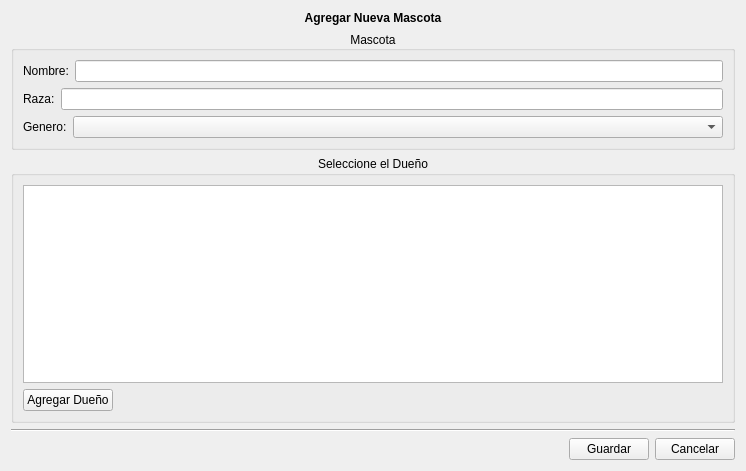
Qt form trunk/plugins/digifauno/FormAgregarMascota.ui (chungote/gestotux) before a commit.
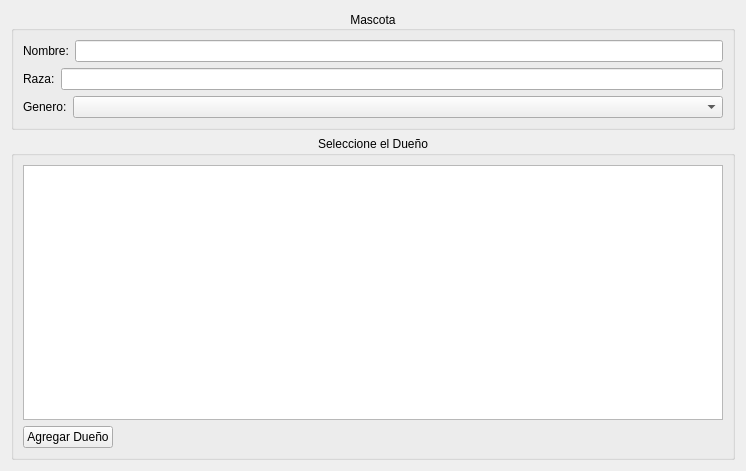
The same form after that commit.

Commit message: Agregada accion de guardar a libreria comun - Agregado sistema de barra lateral - Reformado plugins para adecuarse a la nueva interfaz

Diff of the .ui file:
```diff
--- a/trunk/plugins/digifauno/FormAgregarMascota.ui
+++ b/trunk/plugins/digifauno/FormAgregarMascota.ui
@@ -13,28 +13,6 @@
    <string>Form</string>
   </property>
   <layout class="QVBoxLayout" >
-   <item>
-    <widget class="QLabel" name="LTitulo" >
-     <property name="sizePolicy" >
-      <sizepolicy vsizetype="Minimum" hsizetype="Expanding" >
-       <horstretch>0</horstretch>
-       <verstretch>0</verstretch>
-      </sizepolicy>
-     </property>
-     <property name="text" >
-      <string>&lt;html>&lt;head>&lt;meta name="qrichtext" content="1" />&lt;style type="text/css">
-p, li { white-space: pre-wrap; }
-&lt;/style>&lt;/head>&lt;body style=" font-family:'Sans Serif'; font-size:9pt; font-weight:400; font-style:normal;">
-&lt;p style=" margin-top:0px; margin-bottom:0px; margin-left:0px; margin-right:0px; -qt-block-indent:0; text-indent:0px;">&lt;span style=" font-weight:600;">Agregar Nueva Mascota&lt;/span>&lt;/p>&lt;/body>&lt;/html></string>
-     </property>
-     <property name="alignment" >
-      <set>Qt::AlignCenter</set>
-     </property>
-     <property name="indent" >
-      <number>2</number>
-     </property>
-    </widget>
-   </item>
    <item>
     <widget class="QGroupBox" name="GBMascota" >
      <property name="title" >
@@ -168,56 +146,6 @@
      </layout>
     </widget>
    </item>
-   <item>
-    <widget class="Line" name="line" >
-     <property name="orientation" >
-      <enum>Qt::Horizontal</enum>
-     </property>
-    </widget>
-   </item>
-   <item>
-    <layout class="QHBoxLayout" >
-     <item>
-      <spacer>
-       <property name="orientation" >
-        <enum>Qt::Horizontal</enum>
-       </property>
-       <property name="sizeHint" >
-        <size>
-         <width>40</width>
-         <height>20</height>
-        </size>
-       </property>
-      </spacer>
-     </item>
-     <item>
-      <widget class="QPushButton" name="PBGuardar" >
-       <property name="sizePolicy" >
-        <sizepolicy vsizetype="Minimum" hsizetype="Preferred" >
-         <horstretch>0</horstretch>
-         <verstretch>0</verstretch>
-        </sizepolicy>
-       </property>
-       <property name="text" >
-        <string>Guardar</string>
-       </property>
-      </widget>
-     </item>
-     <item>
-      <widget class="QPushButton" name="PBCancelar" >
-       <property name="sizePolicy" >
-        <sizepolicy vsizetype="Minimum" hsizetype="Preferred" >
-         <horstretch>0</horstretch>
-         <verstretch>0</verstretch>
-        </sizepolicy>
-       </property>
-       <property name="text" >
-        <string>Cancelar</string>
-       </property>
-      </widget>
-     </item>
-    </layout>
-   </item>
   </layout>
  </widget>
  <resources/>
```
Left out of the diff: 2 changed lines with no effect on the pictures. The commit also changes 36 other files.
